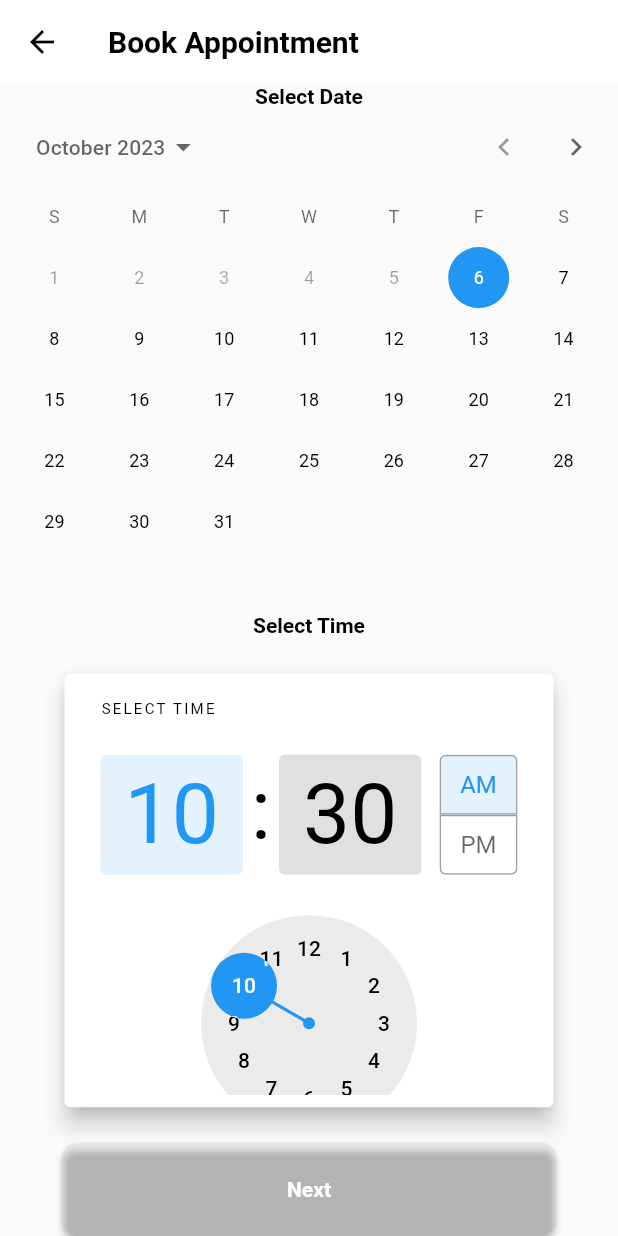
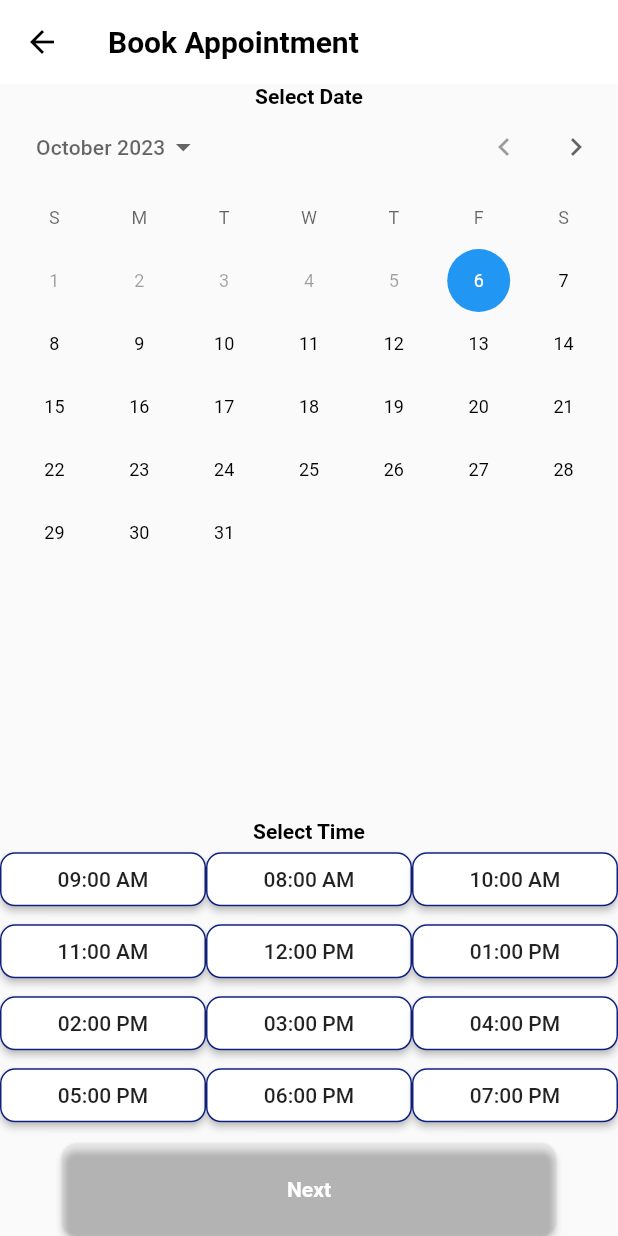
Before and after one commit to SanketSarmalkar/Medical_Test_Scheduling_App, a Flutter app: the CalenderWidget screen opened directly, on a phone screen of 412 x 824 dp. Run offline on Flutter 3.47's test engine with Material 2 defaults, Android fonts, the phone set to English and light mode, and no system bars; our stand-ins replace get.

```diff
--- a/lib/components/calender_widget.dart
+++ b/lib/components/calender_widget.dart
@@ -1,4 +1,7 @@
 import 'package:flutter/material.dart';
+import 'package:get/get.dart';
+import 'package:health_checkup_store/controllers/booking_appointment_controller.dart';
+import 'package:health_checkup_store/data/scheduling_time_data.dart';
 
 class CalenderWidget extends StatefulWidget {
   const CalenderWidget({super.key});
@@ -8,6 +11,10 @@ class CalenderWidget extends StatefulWidget {
 }
 
 class _CalenderWidgetState extends State<CalenderWidget> {
+  BookingAppointmentController bookingAppointmentController =
+      Get.put(BookingAppointmentController());
+  SchedulingTimeData schedulingTimeData = SchedulingTimeData();
+
   @override
   Widget build(BuildContext context) {
     return Scaffold(
@@ -36,7 +43,9 @@ class _CalenderWidgetState extends State<CalenderWidget> {
               initialDate: DateTime.now(),
               firstDate: DateTime.now(),
               lastDate: DateTime(2025),
-              onDateChanged: (DateTime) {}),
+              onDateChanged: (value) {
+                bookingAppointmentController.setSelectedDate(value.toString());
+              }),
         ),
         Text("Select Time",
             style: TextStyle(
@@ -44,12 +53,57 @@ class _CalenderWidgetState extends State<CalenderWidget> {
               fontWeight: FontWeight.bold,
               color: Colors.black,
             )),
-        Expanded(
-          child: TimePickerDialog(
-              initialTime: TimeOfDay.now(), onEntryModeChanged: (TimeOfDay) {}),
+        SizedBox(
+          height: 200,
+          child: ListView.builder(
+              itemCount: schedulingTimeData.TimeSlot.length,
+              itemBuilder: (context, index) {
+                return Row(
+                  children: List.generate(3, (colIndex) {
+                    final slotIndex = index * 3 + colIndex;
+                    if (slotIndex < schedulingTimeData.TimeSlot.length) {
+                      return Expanded(
+                        child: Obx(
+                          () => MaterialButton(
+                            shape: RoundedRectangleBorder(
+                              borderRadius: BorderRadius.circular(10),
+                              side: const BorderSide(
+                                color: Color(0xff10217D),
+                              ),
+                            ),
+                            color: bookingAppointmentController
+                                        .selectedTime.value ==
+                                    schedulingTimeData.TimeSlot[slotIndex]
+                                ? const Color(0xff10217D)
+                                : Colors.white,
+                            child: Text(schedulingTimeData.TimeSlot[slotIndex]),
+                            onPressed: () {
+                              bookingAppointmentController.setSelectedTime(
+                                  schedulingTimeData.TimeSlot[slotIndex]);
+                            },
+                          ),
+                        ),
+                      );
+                    } else {
+                      // Placeholder for empty slots if the total slots are not a multiple of 3
+                      return Expanded(child: Container());
+                    }
+                  }),
+                );
+              }),
         ),
+        // Expanded(
+        //   child: TimePickerDialog(
+        //       initialTime: TimeOfDay.now(),
+        //       onEntryModeChanged: (value) {
+        //         print(value);
+        //         bookingAppointmentController.setSelectedTime(value.toString());
+        //       }),
+        // ),
         MaterialButton(
-          onPressed: () {},
+          onPressed: () {
+            Navigator.pop(context);
+          },
           shape: RoundedRectangleBorder(
             borderRadius: BorderRadius.circular(10),
           ),
--- /dev/null
+++ b/lib/data/scheduling_time_data.dart
@@ -0,0 +1,16 @@
+class SchedulingTimeData {
+  List<String> TimeSlot = [
+    "09:00 AM",
+    "08:00 AM",
+    "10:00 AM",
+    "11:00 AM",
+    "12:00 PM",
+    "01:00 PM",
+    "02:00 PM",
+    "03:00 PM",
+    "04:00 PM",
+    "05:00 PM",
+    "06:00 PM",
+    "07:00 PM",
+  ];
+}
--- /dev/null
+++ b/lib/models/booked_appointment.dart
@@ -0,0 +1,15 @@
+import 'package:health_checkup_store/models/popular_lab_test_model.dart';
+
+class BookedAppointmentModel {
+  final DateTime appointmentDate;
+  final String appointmentTime;
+  final List<PopularLabTestModel> tests;
+  final double totalPrice;
+
+  BookedAppointmentModel({
+    required this.appointmentDate,
+    required this.appointmentTime,
+    required this.tests,
+    required this.totalPrice,
+  });
+}
```
Also changed, not shown: lib/components/cart_order_item.dart (+9 -3 lines), lib/controllers/booking_appointment_controller.dart (added, +59 -0 lines), lib/screens/my_cart.dart (+20 -11 lines).
